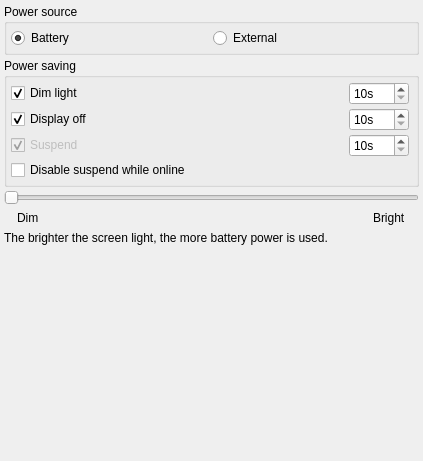
Old version of the form src/settings/light-and-power/lightsettingsbase.ui in the repository openmoko/qtopia.
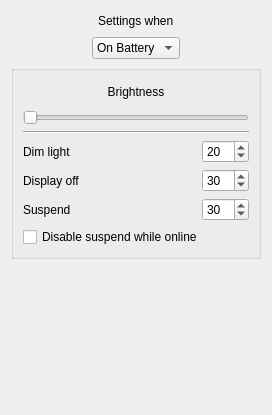
New version of the form. Custom widgets are drawn as their Qt base class.

What changed in the file:
```diff
--- a/src/settings/light-and-power/lightsettingsbase.ui
+++ b/src/settings/light-and-power/lightsettingsbase.ui
@@ -8,224 +8,335 @@
    <rect>
     <x>0</x>
     <y>0</y>
-    <width>423</width>
-    <height>461</height>
+    <width>272</width>
+    <height>415</height>
    </rect>
   </property>
   <property name="windowTitle" >
    <string>Power Management</string>
   </property>
   <layout class="QVBoxLayout" >
-   <property name="margin" >
-    <number>4</number>
-   </property>
-   <property name="spacing" >
-    <number>3</number>
-   </property>
    <item>
-    <widget class="QGroupBox" name="powerSourceGroupBox" >
-     <property name="sizePolicy" >
-      <sizepolicy>
-       <hsizetype>5</hsizetype>
-       <vsizetype>0</vsizetype>
-       <horstretch>0</horstretch>
-       <verstretch>0</verstretch>
-      </sizepolicy>
-     </property>
-     <property name="title" >
-      <string>Power source</string>
-     </property>
-     <layout class="QHBoxLayout" >
-      <property name="margin" >
-       <number>4</number>
-      </property>
-      <property name="spacing" >
-       <number>2</number>
-      </property>
-      <item>
-       <widget class="QRadioButton" name="batteryButton" >
+    <layout class="QHBoxLayout" >
+     <item>
+      <spacer>
+       <property name="orientation" >
+        <enum>Qt::Horizontal</enum>
+       </property>
+       <property name="sizeHint" >
+        <size>
+         <width>1</width>
+         <height>20</height>
+        </size>
+       </property>
+      </spacer>
+     </item>
+     <item>
+      <widget class="QLabel" name="label" >
+       <property name="text" >
+        <string>Settings when</string>
+       </property>
+       <property name="buddy" >
+        <cstring>powerSource</cstring>
+       </property>
+      </widget>
+     </item>
+     <item>
+      <spacer>
+       <property name="orientation" >
+        <enum>Qt::Horizontal</enum>
+       </property>
+       <property name="sizeHint" >
+        <size>
+         <width>1</width>
+         <height>20</height>
+        </size>
+       </property>
+      </spacer>
+     </item>
+    </layout>
+   </item>
+   <item>
+    <layout class="QHBoxLayout" >
+     <item>
+      <spacer>
+       <property name="orientation" >
+        <enum>Qt::Horizontal</enum>
+       </property>
+       <property name="sizeHint" >
+        <size>
+         <width>1</width>
+         <height>20</height>
+        </size>
+       </property>
+      </spacer>
+     </item>
+     <item>
+      <widget class="QComboBox" name="powerSource" >
+       <item>
         <property name="text" >
-         <string>Battery</string>
+         <string>On Battery</string>
         </property>
-        <property name="checked" >
-         <bool>true</bool>
-        </property>
-       </widget>
-      </item>
-      <item>
-       <widget class="QRadioButton" name="externalButton" >
+       </item>
+       <item>
         <property name="text" >
-         <string>External</string>
+         <string>Plugged In</string>
         </property>
-       </widget>
-      </item>
-     </layout>
-    </widget>
+       </item>
+      </widget>
+     </item>
+     <item>
+      <spacer>
+       <property name="orientation" >
+        <enum>Qt::Horizontal</enum>
+       </property>
+       <property name="sizeHint" >
+        <size>
+         <width>1</width>
+         <height>20</height>
+        </size>
+       </property>
+      </spacer>
+     </item>
+    </layout>
    </item>
    <item>
     <widget class="QGroupBox" name="GroupBox3" >
-     <property name="sizePolicy" >
-      <sizepolicy>
-       <hsizetype>5</hsizetype>
-       <vsizetype>0</vsizetype>
-       <horstretch>0</horstretch>
-       <verstretch>0</verstretch>
-      </sizepolicy>
-     </property>
      <property name="title" >
-      <string>Power saving</string>
+      <string/>
      </property>
      <layout class="QGridLayout" >
-      <property name="margin" >
-       <number>4</number>
+      <property name="leftMargin" >
+       <number>9</number>
       </property>
-      <property name="spacing" >
-       <number>3</number>
+      <property name="topMargin" >
+       <number>9</number>
       </property>
+      <property name="rightMargin" >
+       <number>9</number>
+      </property>
+      <property name="bottomMargin" >
+       <number>9</number>
+      </property>
+      <property name="horizontalSpacing" >
+       <number>6</number>
+      </property>
+      <property name="verticalSpacing" >
+       <number>6</number>
+      </property>
       <item row="0" column="0" >
-       <spacer>
-        <property name="orientation" >
-         <enum>Qt::Horizontal</enum>
+       <layout class="QHBoxLayout" >
+        <property name="spacing" >
+         <number>6</number>
         </property>
-        <property name="sizeHint" >
-         <size>
-          <width>40</width>
-          <height>20</height>
-         </size>
+        <property name="leftMargin" >
+         <number>0</number>
         </property>
-       </spacer>
-      </item>
-      <item row="0" column="0" >
-       <widget class="QCheckBox" name="screensaver_dim" >
-        <property name="sizePolicy" >
-         <sizepolicy>
-          <hsizetype>1</hsizetype>
-          <vsizetype>0</vsizetype>
-          <horstretch>0</horstretch>
-          <verstretch>0</verstretch>
-         </sizepolicy>
+        <property name="topMargin" >
+         <number>0</number>
         </property>
-        <property name="text" >
-         <string>Dim light</string>
+        <property name="rightMargin" >
+         <number>0</number>
         </property>
-        <property name="checked" >
-         <bool>true</bool>
+        <property name="bottomMargin" >
+         <number>0</number>
         </property>
-       </widget>
+        <item>
+         <widget class="QLabel" name="officon" >
+          <property name="minimumSize" >
+           <size>
+            <width>24</width>
+            <height>24</height>
+           </size>
+          </property>
+          <property name="maximumSize" >
+           <size>
+            <width>24</width>
+            <height>24</height>
+           </size>
+          </property>
+          <property name="scaledContents" >
+           <bool>false</bool>
+          </property>
+         </widget>
+        </item>
+        <item>
+         <widget class="QLabel" name="label_6" >
+          <property name="text" >
+           <string>Brightness</string>
+          </property>
+          <property name="alignment" >
+           <set>Qt::AlignCenter</set>
+          </property>
+          <property name="buddy" >
+           <cstring>brightness</cstring>
+          </property>
+         </widget>
+        </item>
+        <item>
+         <widget class="QLabel" name="brighticon" >
+          <property name="minimumSize" >
+           <size>
+            <width>24</width>
+            <height>24</height>
+           </size>
+          </property>
+          <property name="maximumSize" >
+           <size>
+            <width>24</width>
+            <height>24</height>
+           </size>
+          </property>
+          <property name="scaledContents" >
+           <bool>false</bool>
+          </property>
+         </widget>
+        </item>
+       </layout>
       </item>
       <item row="1" column="0" >
-       <widget class="QCheckBox" name="screensaver_lightoff" >
-        <property name="sizePolicy" >
-         <sizepolicy>
-          <hsizetype>1</hsizetype>
-          <vsizetype>0</vsizetype>
-          <horstretch>0</horstretch>
-          <verstretch>0</verstretch>
-         </sizepolicy>
-        </property>
-        <property name="text" >
-         <string>Display off</string>
-        </property>
-        <property name="checked" >
-         <bool>true</bool>
-        </property>
-       </widget>
-      </item>
-      <item row="2" column="1" >
-       <widget class="QSpinBox" name="interval_suspend" >
-        <property name="sizePolicy" >
-         <sizepolicy>
-          <hsizetype>5</hsizetype>
-          <vsizetype>0</vsizetype>
-          <horstretch>0</horstretch>
-          <verstretch>0</verstretch>
-         </sizepolicy>
-        </property>
-        <property name="buttonSymbols" >
-         <enum>QAbstractSpinBox::UpDownArrows</enum>
-        </property>
-        <property name="suffix" >
-         <string comment="seconds" >s</string>
-        </property>
-        <property name="maximum" >
-         <number>3600</number>
-        </property>
+       <widget class="QSlider" name="brightness" >
         <property name="minimum" >
-         <number>10</number>
+         <number>100</number>
         </property>
-        <property name="singleStep" >
-         <number>10</number>
-        </property>
-       </widget>
-      </item>
-      <item row="1" column="1" >
-       <widget class="QSpinBox" name="interval_lightoff" >
-        <property name="sizePolicy" >
-         <sizepolicy>
-          <hsizetype>5</hsizetype>
-          <vsizetype>0</vsizetype>
-          <horstretch>0</horstretch>
-          <verstretch>0</verstretch>
-         </sizepolicy>
-        </property>
-        <property name="buttonSymbols" >
-         <enum>QAbstractSpinBox::UpDownArrows</enum>
-        </property>
-        <property name="suffix" >
-         <string comment="seconds" >s</string>
-        </property>
         <property name="maximum" >
-         <number>3600</number>
+         <number>255</number>
         </property>
-        <property name="minimum" >
-         <number>10</number>
-        </property>
         <property name="singleStep" >
          <number>10</number>
         </property>
-       </widget>
-      </item>
-      <item row="0" column="1" >
-       <widget class="QSpinBox" name="interval_dim" >
-        <property name="sizePolicy" >
-         <sizepolicy>
-          <hsizetype>5</hsizetype>
-          <vsizetype>0</vsizetype>
-          <horstretch>0</horstretch>
-          <verstretch>0</verstretch>
-         </sizepolicy>
+        <property name="pageStep" >
+         <number>16</number>
         </property>
-        <property name="buttonSymbols" >
-         <enum>QAbstractSpinBox::UpDownArrows</enum>
+        <property name="orientation" >
+         <enum>Qt::Horizontal</enum>
         </property>
-        <property name="suffix" >
-         <string comment="seconds" >s</string>
-        </property>
-        <property name="maximum" >
-         <number>3600</number>
-        </property>
-        <property name="minimum" >
-         <number>10</number>
-        </property>
-        <property name="singleStep" >
-         <number>10</number>
+        <property name="tickInterval" >
+         <number>32</number>
         </property>
        </widget>
       </item>
       <item row="2" column="0" >
-       <widget class="QCheckBox" name="screensaver_suspend" >
-        <property name="enabled" >
-         <bool>false</bool>
-        </property>
-        <property name="text" >
-         <string>Suspend</string>
-        </property>
-        <property name="checked" >
-         <bool>true</bool>
+       <widget class="Line" name="line" >
+        <property name="orientation" >
+         <enum>Qt::Horizontal</enum>
         </property>
        </widget>
       </item>
-      <item row="4" column="0" colspan="3" >
+      <item row="3" column="0" >
+       <layout class="QGridLayout" >
+        <property name="leftMargin" >
+         <number>0</number>
+        </property>
+        <property name="topMargin" >
+         <number>0</number>
+        </property>
+        <property name="rightMargin" >
+         <number>0</number>
+        </property>
+        <property name="bottomMargin" >
+         <number>0</number>
+        </property>
+        <property name="horizontalSpacing" >
+         <number>6</number>
+        </property>
+        <property name="verticalSpacing" >
+         <number>6</number>
+        </property>
+        <item row="0" column="0" >
+         <widget class="QLabel" name="label_2" >
+          <property name="text" >
+           <string>Dim light</string>
+          </property>
+          <property name="buddy" >
+           <cstring>interval_dim</cstring>
+          </property>
+         </widget>
+        </item>
+        <item row="1" column="0" >
+         <widget class="QLabel" name="label_4" >
+          <property name="text" >
+           <string>Display off</string>
+          </property>
+          <property name="buddy" >
+           <cstring>interval_lightoff</cstring>
+          </property>
+         </widget>
+        </item>
+        <item row="2" column="0" >
+         <widget class="QLabel" name="label_suspend" >
+          <property name="text" >
+           <string>Suspend</string>
+          </property>
+          <property name="buddy" >
+           <cstring>interval_suspend</cstring>
+          </property>
+         </widget>
+        </item>
+        <item row="0" column="2" >
+         <widget class="MinSecSpinBox" name="interval_dim" >
+          <property name="minimum" >
+           <number>0</number>
+          </property>
+          <property name="maximum" >
+           <number>60</number>
+          </property>
+          <property name="singleStep" >
+           <number>10</number>
+          </property>
+          <property name="value" >
+           <number>20</number>
+          </property>
+         </widget>
+        </item>
+        <item row="1" column="2" >
+         <widget class="MinSecSpinBox" name="interval_lightoff" >
+          <property name="minimum" >
+           <number>0</number>
+          </property>
+          <property name="maximum" >
+           <number>180</number>
+          </property>
+          <property name="singleStep" >
+           <number>10</number>
+          </property>
+          <property name="value" >
+           <number>30</number>
+          </property>
+         </widget>
+        </item>
+        <item row="2" column="2" >
+         <widget class="MinSecSpinBox" name="interval_suspend" >
+          <property name="minimum" >
+           <number>0</number>
+          </property>
+          <property name="maximum" >
+           <number>300</number>
+          </property>
+          <property name="singleStep" >
+           <number>10</number>
+          </property>
+          <property name="value" >
+           <number>30</number>
+          </property>
+         </widget>
+        </item>
+        <item row="0" column="1" >
+         <spacer>
+          <property name="orientation" >
+           <enum>Qt::Horizontal</enum>
+          </property>
+          <property name="sizeHint" >
+           <size>
+            <width>1</width>
+            <height>20</height>
+           </size>
+          </property>
+         </spacer>
+        </item>
+       </layout>
+      </item>
+      <item row="4" column="0" >
        <widget class="QCheckBox" name="notnetworkedsuspend" >
         <property name="text" >
          <string>Disable suspend while online</string>
@@ -235,113 +346,6 @@
      </layout>
     </widget>
    </item>
-   <item>
-    <widget class="QSlider" name="brightness" >
-     <property name="minimum" >
-      <number>100</number>
-     </property>
-     <property name="maximum" >
-      <number>255</number>
-     </property>
-     <property name="singleStep" >
-      <number>16</number>
-     </property>
-     <property name="pageStep" >
-      <number>16</number>
-     </property>
-     <property name="orientation" >
-      <enum>Qt::Horizontal</enum>
-     </property>
-     <property name="tickInterval" >
-      <number>32</number>
-     </property>
-    </widget>
-   </item>
-   <item>
-    <layout class="QHBoxLayout" >
-     <property name="margin" >
-      <number>0</number>
-     </property>
-     <property name="spacing" >
-      <number>6</number>
-     </property>
-     <item>
-      <widget class="QLabel" name="officon" >
-       <property name="scaledContents" >
-        <bool>false</bool>
-       </property>
-      </widget>
-     </item>
-     <item>
-      <widget class="QLabel" name="offlabel" >
-       <property name="sizePolicy" >
-        <sizepolicy>
-         <hsizetype>5</hsizetype>
-         <vsizetype>0</vsizetype>
-         <horstretch>0</horstretch>
-         <verstretch>0</verstretch>
-        </sizepolicy>
-       </property>
-       <property name="text" >
-        <string>Dim</string>
-       </property>
-      </widget>
-     </item>
-     <item>
-      <spacer>
-       <property name="orientation" >
-        <enum>Qt::Horizontal</enum>
-       </property>
-       <property name="sizeType" >
-        <enum>QSizePolicy::Expanding</enum>
-       </property>
-       <property name="sizeHint" >
-        <size>
-         <width>40</width>
-         <height>20</height>
-        </size>
-       </property>
-      </spacer>
-     </item>
-     <item>
-      <widget class="QLabel" name="brightlabel" >
-       <property name="sizePolicy" >
-        <sizepolicy>
-         <hsizetype>5</hsizetype>
-         <vsizetype>0</vsizetype>
-         <horstretch>0</horstretch>
-         <verstretch>0</verstretch>
-        </sizepolicy>
-       </property>
-       <property name="text" >
-        <string>Bright</string>
-       </property>
-      </widget>
-     </item>
-     <item>
-      <widget class="QLabel" name="brighticon" >
-       <property name="scaledContents" >
-        <bool>false</bool>
-       </property>
-      </widget>
-     </item>
-    </layout>
-   </item>
-   <item>
-    <widget class="QLabel" name="biginfo" >
-     <property name="sizePolicy" >
-      <sizepolicy>
-       <hsizetype>5</hsizetype>
-       <vsizetype>0</vsizetype>
-       <horstretch>0</horstretch>
-       <verstretch>0</verstretch>
-      </sizepolicy>
-     </property>
-     <property name="text" >
-      <string>The brighter the screen light, the more battery power is used.</string>
-     </property>
-    </widget>
-   </item>
    <item>
     <spacer>
      <property name="orientation" >
@@ -349,15 +353,21 @@
      </property>
      <property name="sizeHint" >
       <size>
-       <width>20</width>
-       <height>40</height>
+       <width>1</width>
+       <height>111</height>
       </size>
      </property>
     </spacer>
    </item>
   </layout>
  </widget>
- <pixmapfunction></pixmapfunction>
+ <customwidgets>
+  <customwidget>
+   <class>MinSecSpinBox</class>
+   <extends>QSpinBox</extends>
+   <header>minsecspinbox.h</header>
+  </customwidget>
+ </customwidgets>
  <tabstops>
   <tabstop>batteryButton</tabstop>
   <tabstop>externalButton</tabstop>
```
Left out of the diff: 13 changed lines with no effect on the pictures.
